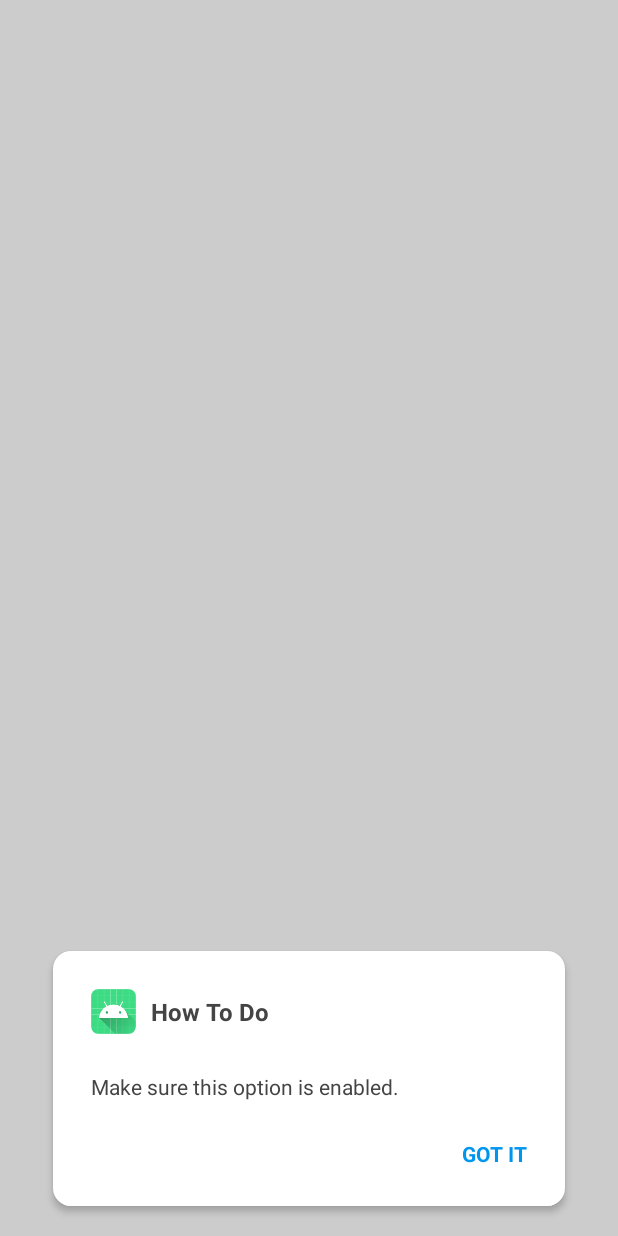
After one commit to Dale-jiang/FileCleaner, an Android app: the layout activity_setting_tips.xml on its own in the app's theme, with its tools: preview values and no code run, on a phone screen of 412 x 824 dp. The commit adds this screen. Run offline under Robolectric (Android 15) with nearby library versions, the phone set to English and light mode, and no system bars.

Commit message:
权限申请

```diff
--- a/app/src/main/java/com/clean/filecleaner/data/GlobalVariables.kt
+++ b/app/src/main/java/com/clean/filecleaner/data/GlobalVariables.kt
@@ -1,9 +1,12 @@
 package com.clean.filecleaner.data
 
+import android.Manifest
 import com.clean.filecleaner.app.MyApplication
 
 /**---------------------APP-----------------------------**/
 lateinit var app: MyApplication
+val storagePermissions = arrayOf(Manifest.permission.READ_EXTERNAL_STORAGE, Manifest.permission.WRITE_EXTERNAL_STORAGE)
+typealias Callback = () -> Unit
 
 
 /**---------------------SP-----------------------------**/
--- a/app/src/main/java/com/clean/filecleaner/ui/base/BaseActivity.kt
+++ b/app/src/main/java/com/clean/filecleaner/ui/base/BaseActivity.kt
@@ -19,10 +19,14 @@ abstract class BaseActivity<VB : ViewBinding> : AppCompatActivity() {
 
     override fun onCreate(savedInstanceState: Bundle?) {
         super.onCreate(savedInstanceState)
-        setupImmersiveMode()
         binding = inflateViewBinding()
         setContentView(binding.root)
         initView(savedInstanceState)
+    }
+
+    override fun onAttachedToWindow() {
+        super.onAttachedToWindow()
+        setupImmersiveMode()
     }
 
     protected abstract fun setupImmersiveMode()
--- a/app/src/main/java/com/clean/filecleaner/utils/AppLifeHelper.kt
+++ b/app/src/main/java/com/clean/filecleaner/utils/AppLifeHelper.kt
@@ -8,6 +8,7 @@ import com.blankj.utilcode.util.LogUtils
 import com.clean.filecleaner.data.app
 import com.clean.filecleaner.ext.canInteractive
 import com.clean.filecleaner.ui.module.MainActivity
+import com.clean.filecleaner.ui.module.SettingTipsActivity
 import com.clean.filecleaner.ui.module.SplashActivity
 import kotlinx.coroutines.CoroutineScope
 import kotlinx.coroutines.Dispatchers
@@ -79,6 +80,7 @@ object AppLifeHelper {
             finishJob?.cancel()
             foregroundActivityCount--
             if (foregroundActivityCount <= 0) {
+                if (activity is SettingTipsActivity) return
                 LogUtils.d(TAG, "App moved to background, scheduling finish all activities")
                 finishJob = scope.launch {
                     try {
--- /dev/null
+++ b/app/src/main/res/drawable/shape_white_12.xml
@@ -0,0 +1,5 @@
+<?xml version="1.0" encoding="utf-8"?>
+<shape xmlns:android="http://schemas.android.com/apk/res/android">
+    <solid android:color="@color/white" />
+    <corners android:radius="12dp" />
+</shape>
--- /dev/null
+++ b/app/src/main/res/layout/activity_auto_close.xml
@@ -0,0 +1,6 @@
+<?xml version="1.0" encoding="utf-8"?>
+<androidx.constraintlayout.widget.ConstraintLayout xmlns:android="http://schemas.android.com/apk/res/android"
+    android:layout_width="match_parent"
+    android:layout_height="match_parent">
+
+</androidx.constraintlayout.widget.ConstraintLayout>
--- /dev/null
+++ b/app/src/main/res/layout/activity_setting_tips.xml
@@ -0,0 +1,69 @@
+<?xml version="1.0" encoding="utf-8"?>
+<FrameLayout xmlns:android="http://schemas.android.com/apk/res/android"
+    xmlns:app="http://schemas.android.com/apk/res-auto"
+    android:layout_width="match_parent"
+    android:layout_height="match_parent"
+    android:background="#33000000">
+
+    <androidx.constraintlayout.widget.ConstraintLayout
+        android:layout_width="match_parent"
+        android:layout_height="wrap_content"
+        android:layout_gravity="bottom"
+        android:layout_marginHorizontal="35dp"
+        android:layout_marginBottom="20dp"
+        android:background="@drawable/shape_white_12"
+        android:elevation="3dp">
+
+        <androidx.constraintlayout.utils.widget.ImageFilterView
+            android:id="@+id/icon"
+            android:layout_width="30dp"
+            android:layout_height="30dp"
+            android:layout_margin="25dp"
+            app:layout_constraintStart_toStartOf="parent"
+            app:layout_constraintTop_toTopOf="parent"
+            app:round="5dp"
+            app:srcCompat="@mipmap/ic_launcher_round" />
+
+        <androidx.appcompat.widget.AppCompatTextView
+            android:layout_width="wrap_content"
+            android:layout_height="wrap_content"
+            android:layout_marginStart="10dp"
+            android:text="@string/how_to_do"
+            android:textColor="#444444"
+            android:textSize="16sp"
+            android:textStyle="bold"
+            app:layout_constraintBottom_toBottomOf="@+id/icon"
+            app:layout_constraintStart_toEndOf="@+id/icon"
+            app:layout_constraintTop_toTopOf="@+id/icon" />
+
+        <androidx.appcompat.widget.AppCompatTextView
+            android:id="@+id/des"
+            android:layout_width="0dp"
+            android:layout_height="wrap_content"
+            android:layout_marginHorizontal="25dp"
+            android:layout_marginTop="25dp"
+            android:text="@string/make_sure_this_option_is_enabled"
+            android:textColor="#444444"
+            app:layout_constraintEnd_toEndOf="parent"
+            app:layout_constraintStart_toStartOf="parent"
+            app:layout_constraintTop_toBottomOf="@+id/icon" />
+
+        <androidx.appcompat.widget.AppCompatTextView
+            android:id="@+id/btn_got"
+            android:layout_width="wrap_content"
+            android:layout_height="wrap_content"
+            android:layout_margin="20dp"
+            android:foreground="?selectableItemBackgroundBorderless"
+            android:padding="5dp"
+            android:text="@string/got_it"
+            android:textAllCaps="true"
+            android:textColor="@color/colorPrimary"
+            android:textStyle="bold"
+            app:layout_constraintBottom_toBottomOf="parent"
+            app:layout_constraintEnd_toEndOf="parent"
+            app:layout_constraintTop_toBottomOf="@+id/des" />
+
+    </androidx.constraintlayout.widget.ConstraintLayout>
+
+
+</FrameLayout>
--- a/app/src/main/res/values/strings.xml
+++ b/app/src/main/res/values/strings.xml
@@ -1,4 +1,7 @@
 <resources>
     <string name="app_name">FileCleaner</string>
     <string name="splash_loading_tips">Loading, thank you for your patience.</string>
+    <string name="make_sure_this_option_is_enabled">Make sure this option is enabled.</string>
+    <string name="how_to_do">How To Do</string>
+    <string name="got_it">Got It</string>
 </resources>
--- a/app/src/main/res/values/themes.xml
+++ b/app/src/main/res/values/themes.xml
@@ -14,4 +14,11 @@
         <!-- Customize your theme here. -->
         <item name="android:windowBackground">@color/white</item>
     </style>
+
+    <style name="TransparentActivityTheme" parent="Theme.MaterialComponents.Light.NoActionBar">
+        <item name="android:windowAnimationStyle">@style/Animation.MaterialComponents.BottomSheetDialog</item>
+        <item name="android:windowBackground">@android:color/transparent</item>
+        <item name="android:windowIsTranslucent">true</item>
+    </style>
+
 </resources>
```
Also changed, not shown: app/src/main/AndroidManifest.xml (+22 -0 lines), app/src/main/java/com/clean/filecleaner/ext/ContextExt.kt (+31 -0 lines), app/src/main/java/com/clean/filecleaner/ui/base/BasePermissionActivity.kt (added, +61 -0 lines), app/src/main/java/com/clean/filecleaner/ui/base/StoragePermissionBaseActivity.kt (added, +42 -0 lines), app/src/main/java/com/clean/filecleaner/ui/module/AutoCloseActivity.kt (added, +132 -0 lines), app/src/main/java/com/clean/filecleaner/ui/module/MainActivity.kt (+6 -2 lines), app/src/main/java/com/clean/filecleaner/ui/module/SettingTipsActivity.kt (added, +19 -0 lines), app/src/main/java/com/clean/filecleaner/utils/AndroidVersionUtils.kt (added, +33 -0 lines).
